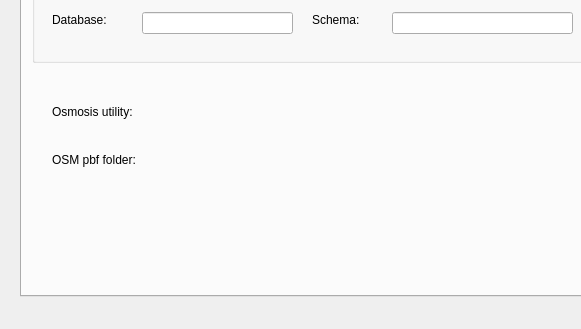
Above: osm_routing_editor_dialog_base.ui from tuskjant/OSMEditorForRouting before the change; both pictures show x 0 to 581 and y 164 to 493 of the 1055 by 493 pixel window. Below: the same form after it.
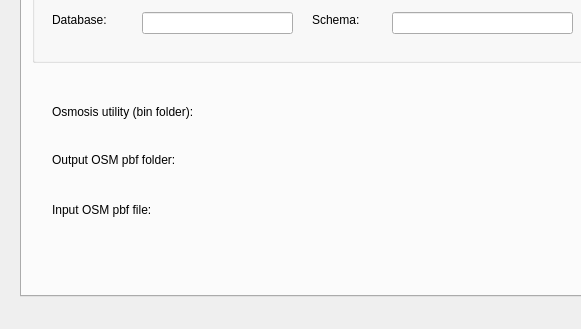
That is the form after the change. The open tabs and pages were chosen to show the change. Custom widgets are drawn as their Qt base class.

Commit message: Added function to load pbf files to database

```diff
--- a/osm_routing_editor_dialog_base.ui
+++ b/osm_routing_editor_dialog_base.ui
@@ -374,18 +374,18 @@
       <rect>
        <x>30</x>
        <y>220</y>
-       <width>111</width>
+       <width>181</width>
        <height>20</height>
       </rect>
      </property>
      <property name="text">
-      <string>Osmosis utility:</string>
+      <string>Osmosis utility (bin folder):</string>
      </property>
     </widget>
     <widget class="QgsFileWidget" name="mQgsFileWidgetOsmosis">
      <property name="geometry">
       <rect>
-       <x>170</x>
+       <x>210</x>
        <y>220</y>
        <width>241</width>
        <height>27</height>
@@ -403,18 +403,18 @@
       <rect>
        <x>30</x>
        <y>270</y>
-       <width>121</width>
+       <width>141</width>
        <height>16</height>
       </rect>
      </property>
      <property name="text">
-      <string>OSM pbf folder:</string>
+      <string>Output OSM pbf folder:</string>
      </property>
     </widget>
     <widget class="QgsFileWidget" name="mQgsFileWidget_pbfFolder">
      <property name="geometry">
       <rect>
-       <x>170</x>
+       <x>210</x>
        <y>270</y>
        <width>241</width>
        <height>27</height>
@@ -578,6 +578,29 @@
       </property>
      </widget>
     </widget>
+    <widget class="QLabel" name="label_3">
+     <property name="geometry">
+      <rect>
+       <x>30</x>
+       <y>320</y>
+       <width>151</width>
+       <height>16</height>
+      </rect>
+     </property>
+     <property name="text">
+      <string>Input OSM pbf file:</string>
+     </property>
+    </widget>
+    <widget class="QgsFileWidget" name="mQgsFileWidget_pbfFile">
+     <property name="geometry">
+      <rect>
+       <x>210</x>
+       <y>320</y>
+       <width>241</width>
+       <height>27</height>
+      </rect>
+     </property>
+    </widget>
    </widget>
   </widget>
   <widget class="QDialogButtonBox" name="button_box">
```
Left out of the diff: 8 changed lines with no effect on the pictures. The commit also changes 2 other files.
